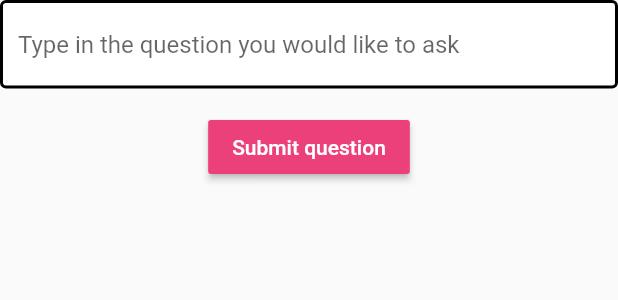
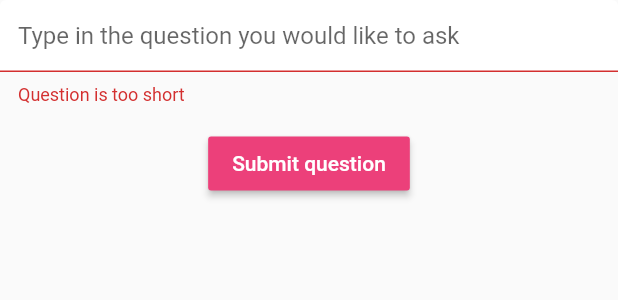
Before and after one commit to CSmortal/uSono, a Flutter app: the QuestionSettingsForm widget shown alone on an empty page, opened directly with empty values, after a tap on "Submit question", on a phone screen of 412 x 824 dp. Shown: the top 300 px of the screen. Run offline on Flutter 3.47's test engine with Material 2 defaults, Android fonts, the phone set to English and light mode, and no system bars; our stand-ins replace cloud_firestore, firebase_auth, flutter_spinkit, geolocator; accounts and stored records are empty.

Commit message:
Included validation for question and messages

```diff
--- a/lib/Services/database/RoomDbService.dart
+++ b/lib/Services/database/RoomDbService.dart
@@ -63,9 +63,7 @@ class RoomDbService{ // manages the Rooms collection in the database, and thus a
     }
 
     Stream<QuerySnapshot> getRoomQuestions() {
-      //print(roomsCollection.document(roomID).documentID);
-      roomsCollection.document(roomID).collection('Questions').getDocuments().then((querySS) => print(querySS));
-      return roomsCollection.document(roomID).collection('Questions').orderBy("votes").snapshots();
+      return roomsCollection.document(roomID).collection('Questions').orderBy("time").snapshots(); // change to order by votes later
     }
 
 }
--- a/lib/Settings/QuestionSettings.dart
+++ b/lib/Settings/QuestionSettings.dart
@@ -21,6 +21,7 @@ class _QuestionSettingsFormState extends State<QuestionSettingsForm> {
   final String roomName;
   final String roomID;
   TextEditingController _controller = new TextEditingController();
+  final _formKey = GlobalKey<FormState>();
 
   _QuestionSettingsFormState(this.roomName, this.roomID);
 
@@ -29,7 +30,7 @@ class _QuestionSettingsFormState extends State<QuestionSettingsForm> {
 
     final user = Provider.of<User>(context);
     RoomDbService dbService = RoomDbService(roomName, roomID);
-    final _formKey = GlobalKey<FormState>();
+
 
 
     return Form(
@@ -39,7 +40,7 @@ class _QuestionSettingsFormState extends State<QuestionSettingsForm> {
           TextFormField(
             //validator fill in later
             controller: _controller,
-
+            validator: (val) => val.length < 6 ? "Question is too short" : null,
             decoration: textInputDecoration.copyWith(hintText: "Type in the question you would like to ask"),
           ),
 
@@ -52,10 +53,12 @@ class _QuestionSettingsFormState extends State<QuestionSettingsForm> {
               style: TextStyle(color: Colors.white),
             ),
             onPressed: () async {
-              // assert(roomID != null);
-              dbService.sendQuestion(_controller.text, await UserDbService(uid: user.uid).getNameFromUser());
-
-              // we need some way to retrieve the questionID of the added question.
+              if (_formKey.currentState.validate()) {
+                dbService.sendQuestion(_controller.text, await UserDbService(uid: user.uid).getNameFromUser());
+                Navigator.pop(context);
+              }
+//              dbService.sendQuestion(_controller.text, await UserDbService(uid: user.uid).getNameFromUser());
+//              Navigator.pop(context);
             },
 
 
```
Also changed, not shown: lib/Pages/ChatRoomPage.dart (+18 -42 lines), lib/Pages/QuestionPage.dart (+4 -3 lines).
